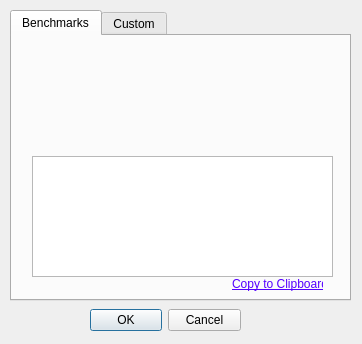
Qt form source/Goldenberry/widgets/Optimization/GbCostFuncsWidget.ui (narg95/goldenberry) before a commit.
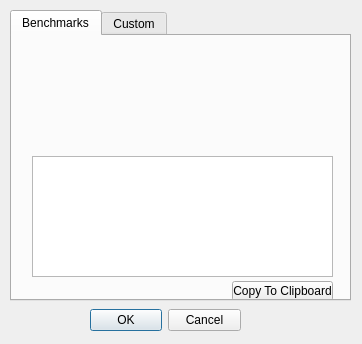
The same form after that commit. The open tabs and pages were chosen to show the change.

Commit message: copy to clipboard fixed

What changed in the file:
```diff
--- a/source/Goldenberry/widgets/Optimization/GbCostFuncsWidget.ui
+++ b/source/Goldenberry/widgets/Optimization/GbCostFuncsWidget.ui
@@ -65,28 +65,6 @@
 &lt;p style=&quot;-qt-paragraph-type:empty; margin-top:0px; margin-bottom:0px; margin-left:0px; margin-right:0px; -qt-block-indent:0; text-indent:0px; font-size:8pt;&quot;&gt;&lt;br /&gt;&lt;/p&gt;&lt;/body&gt;&lt;/html&gt;</string>
      </property>
     </widget>
-    <widget class="QLabel" name="copy_label">
-     <property name="geometry">
-      <rect>
-       <x>220</x>
-       <y>240</y>
-       <width>91</width>
-       <height>16</height>
-      </rect>
-     </property>
-     <property name="cursor">
-      <cursorShape>PointingHandCursor</cursorShape>
-     </property>
-     <property name="focusPolicy">
-      <enum>Qt::ClickFocus</enum>
-     </property>
-     <property name="text">
-      <string>&lt;html&gt;&lt;head/&gt;&lt;body&gt;&lt;p&gt;&lt;span style=&quot; text-decoration: underline; color:#5500ff;&quot;&gt;Copy to Clipboard&lt;/span&gt;&lt;/p&gt;&lt;/body&gt;&lt;/html&gt;</string>
-     </property>
-     <property name="textFormat">
-      <enum>Qt::RichText</enum>
-     </property>
-    </widget>
     <widget class="QFrame" name="groupBox">
      <property name="geometry">
       <rect>
@@ -98,6 +76,19 @@
      </property>
      <layout class="QVBoxLayout" name="verticalLayout"/>
     </widget>
+    <widget class="QPushButton" name="copy_button">
+     <property name="geometry">
+      <rect>
+       <x>220</x>
+       <y>245</y>
+       <width>101</width>
+       <height>20</height>
+      </rect>
+     </property>
+     <property name="text">
+      <string>Copy To Clipboard</string>
+     </property>
+    </widget>
    </widget>
    <widget class="QWidget" name="custom_tab">
     <attribute name="title">
```
Left out of the diff: 40 changed lines with no effect on the pictures. The commit also changes 3 other files.
